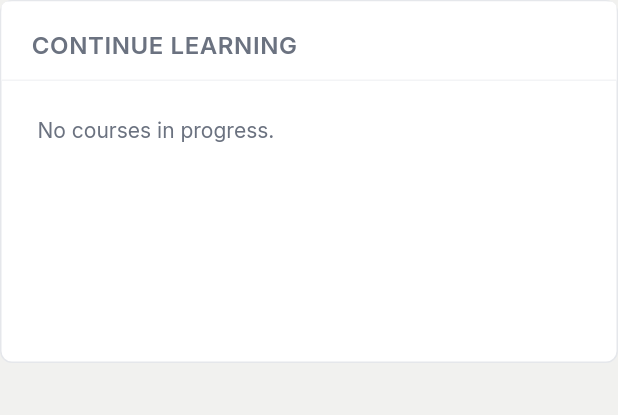
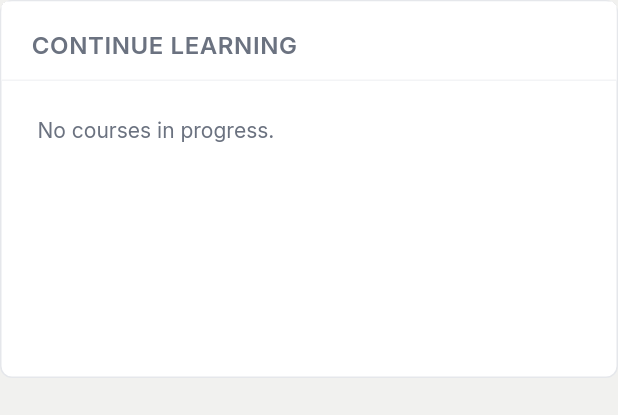
Before and after one commit to pranaykhadse/LMS, a Flutter app: the _ContinueLearningCard widget shown alone on an empty page, opened directly with empty values, on a phone screen of 412 x 824 dp. Shown: the top 415 px of the screen. Run offline on Flutter 3.47's test engine with Material 3 defaults, Android fonts, the phone set to English and light mode, and no system bars; drawn by our look-alikes of flutter_styled_toast; our stand-ins replace dio, easy_localization, flutter_modular, flutter_riverpod, form_validator, google_fonts and 6 more; missing offline and left inert: country_flags, flutter_inappwebview, media_kit, media_kit_video, pdfrx; accounts and stored records are empty.

Commit message:
fix: increase Continue Learning mobile height 242->252px, add Clip.hardEdge to prevent overflow banner

```diff
--- a/lib/app/features/dashboard/view/dashboard_page.dart
+++ b/lib/app/features/dashboard/view/dashboard_page.dart
@@ -966,17 +966,19 @@ class _ContinueLearningCardState extends State<_ContinueLearningCard> {
       // content h-[200px] + dots row (py-3 + 6px dot) 30 = 282 - matches
       // the measured rendered row height (284.8, ~3px of font-metrics
       // rounding) closer than the earlier 290px guess.
-      // Design ref (phone): the whole card is Fill(239.24) - phone's
-      // content has no thumbnail so it needs far less height. Bumped to
-      // 242 - 239 overflowed by 2px in the rendered app (font-metrics
-      // rounding, same as the desktop 284 above).
-      height: isTablet ? 286 : 242,
+      // Mobile height: increased from 242 to 252 to prevent overflow on
+      // cards with longer category labels or multi-word titles. Also wrapped
+      // in ClipRect so any residual font-metrics rounding never shows the
+      // yellow overflow banner to the user.
+      height: isTablet ? 286 : 252,
       decoration: BoxDecoration(
         color: Colors.white,
         borderRadius: BorderRadius.circular(8),
         border: Border.all(color: borderColor),
       ),
-      clipBehavior: Clip.antiAlias,
+      // Clip so font-metric rounding can never show the yellow overflow
+      // banner — any excess pixel is silently hidden inside the card.
+      clipBehavior: Clip.hardEdge,
       child: Column(
         crossAxisAlignment: CrossAxisAlignment.start,
         children: [
```
